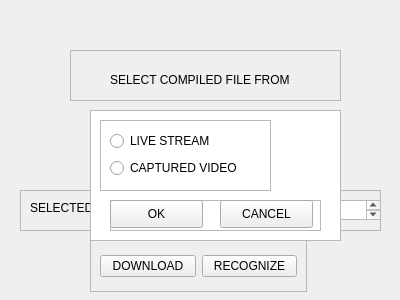
The window that FacesRecognition.ui (nitin-vk/face-recognition-based-attendance) describes before a commit, drawn with Qt 5.
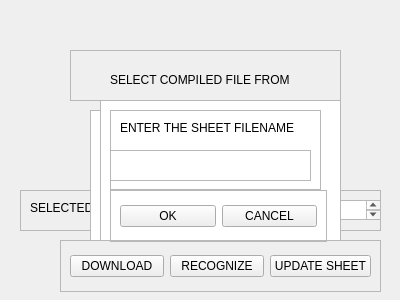
The same window after the commit.

```diff
--- a/FacesRecognition.ui
+++ b/FacesRecognition.ui
@@ -116,9 +116,9 @@
   <widget class="QFrame" name="frame_3">
    <property name="geometry">
     <rect>
-     <x>90</x>
+     <x>60</x>
      <y>240</y>
-     <width>217</width>
+     <width>321</width>
      <height>52</height>
     </rect>
    </property>
@@ -143,6 +143,13 @@
       </property>
      </widget>
     </item>
+    <item>
+     <widget class="QPushButton" name="spreadSheetBtn">
+      <property name="text">
+       <string>UPDATE SHEET</string>
+      </property>
+     </widget>
+    </item>
    </layout>
   </widget>
   <widget class="QListView" name="videoTypeWindow">
@@ -229,6 +236,87 @@
     </property>
    </widget>
   </widget>
+  <widget class="QListWidget" name="listWidget">
+   <property name="geometry">
+    <rect>
+     <x>100</x>
+     <y>100</y>
+     <width>241</width>
+     <height>141</height>
+    </rect>
+   </property>
+  </widget>
+  <widget class="QFrame" name="frame_6">
+   <property name="geometry">
+    <rect>
+     <x>110</x>
+     <y>110</y>
+     <width>211</width>
+     <height>80</height>
+    </rect>
+   </property>
+   <property name="frameShape">
+    <enum>QFrame::StyledPanel</enum>
+   </property>
+   <property name="frameShadow">
+    <enum>QFrame::Raised</enum>
+   </property>
+   <widget class="QLabel" name="sheetNameLabel">
+    <property name="geometry">
+     <rect>
+      <x>10</x>
+      <y>10</y>
+      <width>191</width>
+      <height>16</height>
+     </rect>
+    </property>
+    <property name="text">
+     <string>ENTER THE SHEET FILENAME</string>
+    </property>
+   </widget>
+   <widget class="QTextEdit" name="sheetNameText">
+    <property name="geometry">
+     <rect>
+      <x>0</x>
+      <y>40</y>
+      <width>201</width>
+      <height>31</height>
+     </rect>
+    </property>
+   </widget>
+  </widget>
+  <widget class="QFrame" name="frame_7">
+   <property name="geometry">
+    <rect>
+     <x>110</x>
+     <y>190</y>
+     <width>217</width>
+     <height>52</height>
+    </rect>
+   </property>
+   <property name="frameShape">
+    <enum>QFrame::StyledPanel</enum>
+   </property>
+   <property name="frameShadow">
+    <enum>QFrame::Raised</enum>
+   </property>
+   <layout class="QHBoxLayout" name="horizontalLayout_3">
+    <item>
+     <widget class="QPushButton" name="spreadOkBtn">
+      <property name="text">
+       <string>OK</string>
+      </property>
+     </widget>
+    </item>
+    <item>
+     <widget class="QPushButton" name="spreadCancelBtn">
+      <property name="text">
+       <string>CANCEL</string>
+      </property>
+     </widget>
+    </item>
+   </layout>
+  </widget>
  </widget>
  <resources/>
  <connections/>
```
